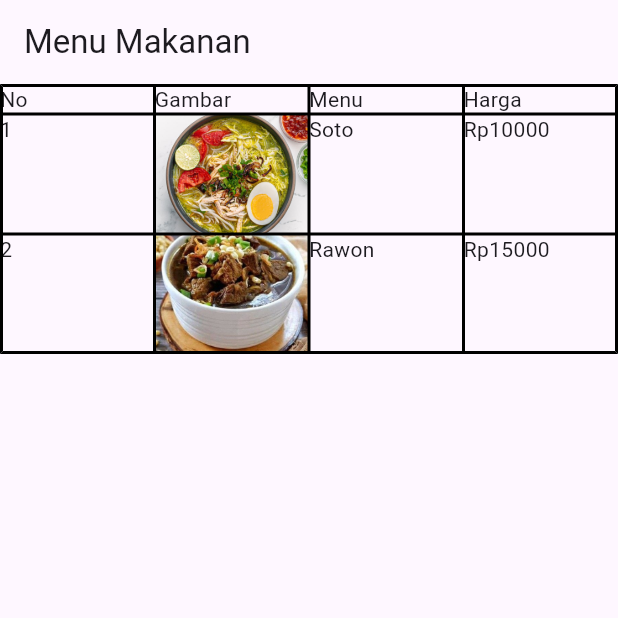
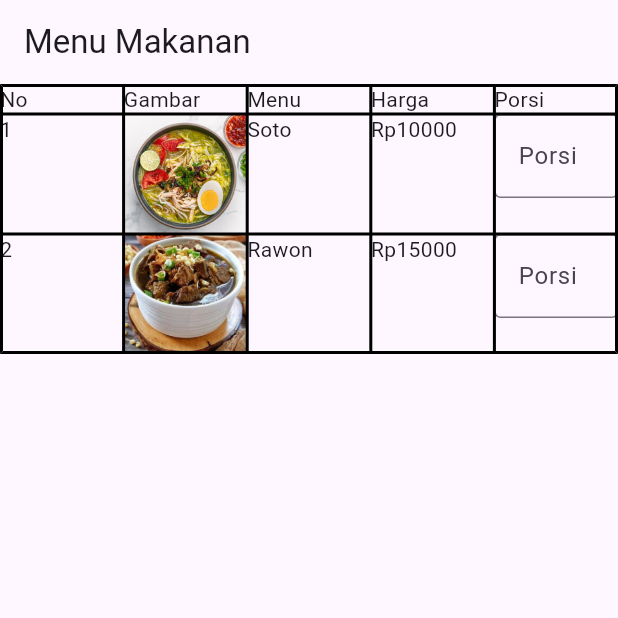
Before and after one commit to diphomatleci-collab/PerulanganTD2, a Flutter app: the screen it shows after launch, on a phone screen of 412 x 824 dp, the top half of it. Run offline on Flutter 3.47's test engine with Material 3 defaults, Android fonts, the phone set to English and light mode, and no system bars.

Commit message:
TextField

```diff
--- a/lib/main.dart
+++ b/lib/main.dart
@@ -5,9 +5,9 @@ void main() {
 }
 
 class Tes extends StatelessWidget {
-  List<String> menu = ["Soto", "Rawon"];
-  List<int> harga = [10000, 15000];
-  List<String> gambar = [
+  final List<String> menu = ["Soto", "Rawon"];
+  final List<int> harga = [10000, 15000];
+  final List<String> gambar = [
     "assets/soto.jpeg",
     "assets/rawon.jpeg",
   ];
@@ -29,6 +29,7 @@ class Tes extends StatelessWidget {
                 Text("Gambar"),
                 Text("Menu"),
                 Text("Harga"),
+                Text("Porsi"),
               ],
             ),
             //Data dari array
@@ -44,6 +45,15 @@ class Tes extends StatelessWidget {
                   ),
                   Text(menu[i]),
                   Text("Rp${harga[i]}"),
+
+                  //Text Field
+                  TextField(
+                    keyboardType: TextInputType.number,
+                    decoration: InputDecoration(
+                      hintText: "Porsi",
+                      border: OutlineInputBorder(),
+                    ),
+                  ),
                 ],
               ),
           ],
```
